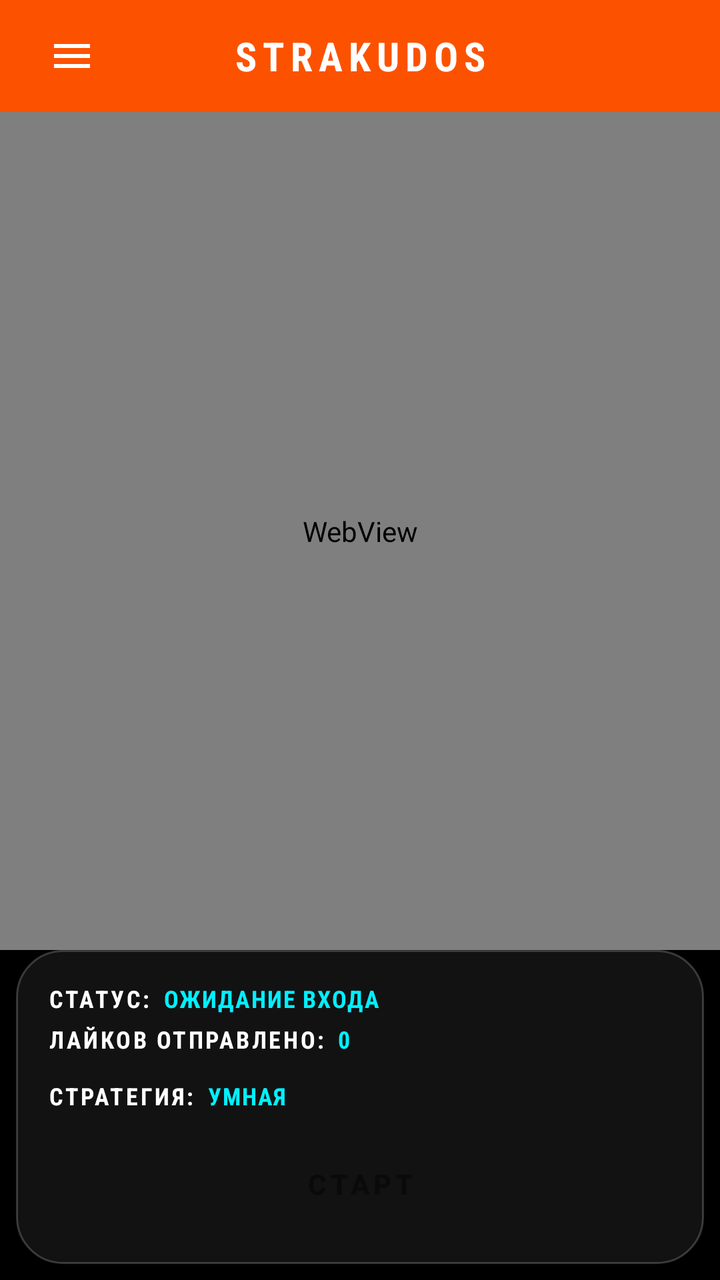
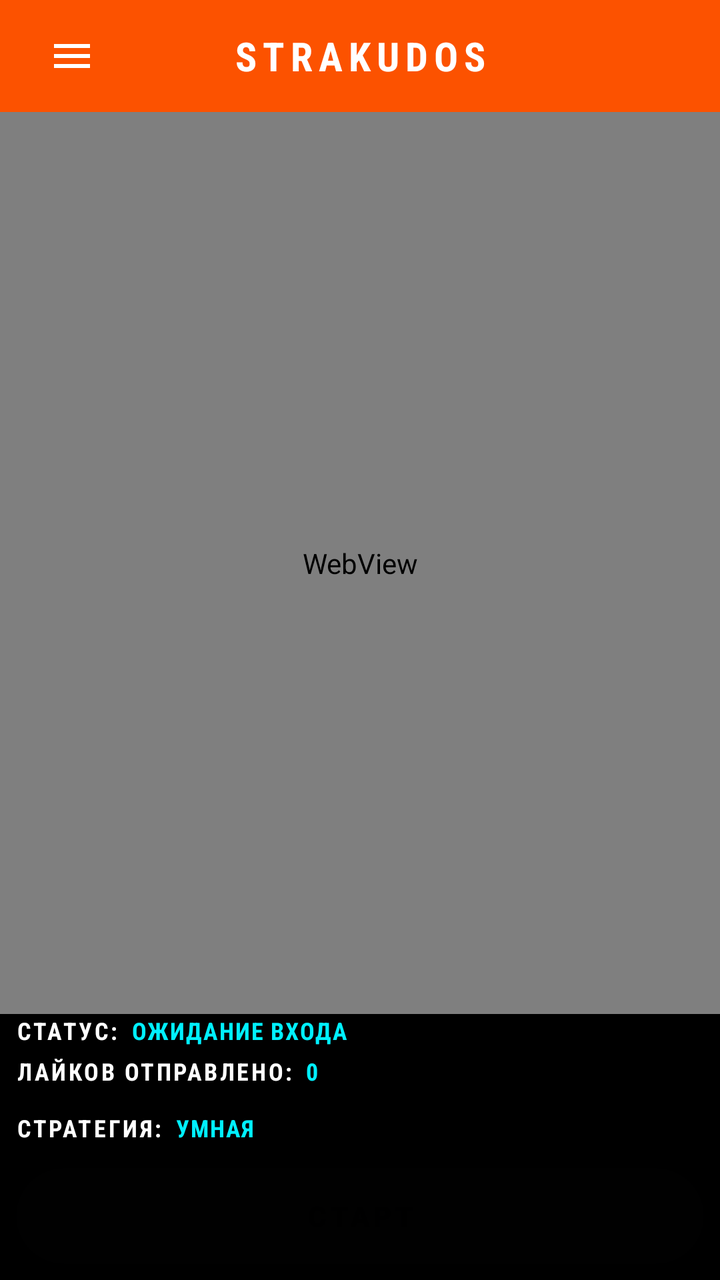

Screens rendered from an Android XML layout before and after an edit, with the pre-edit source and the edit as a unified diff.
<!-- AndroidManifest.xml: application theme Theme.StravaKudos -->
<!-- res/layout/activity_main.xml -->
<?xml version="1.0" encoding="utf-8"?>
<androidx.drawerlayout.widget.DrawerLayout
    xmlns:android="http://schemas.android.com/apk/res/android"
    xmlns:app="http://schemas.android.com/apk/res-auto"
    android:id="@+id/drawerLayout"
    android:layout_width="match_parent"
    android:layout_height="match_parent"
    android:background="#000000">

    
    <LinearLayout
        android:layout_width="match_parent"
        android:layout_height="match_parent"
        android:orientation="vertical"
        android:background="#000000">

        
        <LinearLayout
            android:layout_width="match_parent"
            android:layout_height="56dp"
            android:orientation="horizontal"
            android:gravity="center_vertical"
            android:background="#FC5200"
            android:paddingStart="16dp"
            android:paddingEnd="16dp">

            <ImageButton
                android:id="@+id/btnMenu"
                android:layout_width="40dp"
                android:layout_height="40dp"
                android:background="?android:attr/selectableItemBackgroundBorderless"
                android:src="@drawable/ic_menu"
                android:tint="#FFFFFF"
                android:padding="8dp" />

            <TextView
                android:layout_width="0dp"
                android:layout_height="wrap_content"
                android:layout_weight="1"
                android:text="STRAKUDOS"
                android:textColor="#FFFFFF"
                android:textStyle="bold"
                android:textSize="20sp"
                android:gravity="center"
                android:fontFamily="sans-serif-condensed"
                android:letterSpacing="0.15" />

            <View
                android:layout_width="40dp"
                android:layout_height="40dp" />
        </LinearLayout>

        
        <LinearLayout
            android:layout_width="match_parent"
            android:layout_height="0dp"
            android:layout_weight="1"
            android:orientation="vertical">

        
        <FrameLayout
            android:layout_width="match_parent"
            android:layout_height="0dp"
            android:layout_weight="1">

            <android.webkit.WebView
                android:id="@+id/webView"
                android:layout_width="match_parent"
                android:layout_height="match_parent" />

            <View
                android:id="@+id/touchOverlay"
                android:layout_width="match_parent"
                android:layout_height="match_parent"
                android:background="#2200F0FF"
                android:visibility="gone"
                android:clickable="true"
                android:focusable="true" />
        </FrameLayout>

        
        <LinearLayout
            android:layout_width="match_parent"
            android:layout_height="wrap_content"
            android:background="@drawable/card_glass_bg"
            android:orientation="vertical"
            android:layout_marginStart="8dp"
            android:layout_marginEnd="8dp"
            android:layout_marginBottom="8dp"
            android:padding="16dp">

            
            <LinearLayout
                android:layout_width="match_parent"
                android:layout_height="wrap_content"
                android:orientation="horizontal"
                android:gravity="center_vertical"
                android:layout_marginBottom="4dp">

                <TextView
                    android:layout_width="wrap_content"
                    android:layout_height="wrap_content"
                    android:text="СТАТУС:"
                    android:textColor="#FFFFFF"
                    android:textStyle="bold"
                    android:fontFamily="sans-serif-condensed"
                    android:textSize="12sp"
                    android:letterSpacing="0.1" />

                <TextView
                    android:id="@+id/tvStatus"
                    android:layout_width="0dp"
                    android:layout_height="wrap_content"
                    android:layout_weight="1"
                    android:layout_marginStart="6dp"
                    android:text="ОЖИДАНИЕ ВХОДА"
                    android:textColor="#00F0FF"
                    android:textStyle="bold"
                    android:fontFamily="sans-serif-condensed"
                    android:textSize="12sp"
                    android:letterSpacing="0.05" />
            </LinearLayout>

            
            <LinearLayout
                android:layout_width="match_parent"
                android:layout_height="wrap_content"
                android:orientation="horizontal"
                android:gravity="center_vertical"
                android:layout_marginBottom="12dp">

                <TextView
                    android:layout_width="wrap_content"
                    android:layout_height="wrap_content"
                    android:text="ЛАЙКОВ ОТПРАВЛЕНО:"
                    android:textColor="#FFFFFF"
                    android:textStyle="bold"
                    android:fontFamily="sans-serif-condensed"
                    android:textSize="12sp"
                    android:letterSpacing="0.1" />

                <TextView
                    android:id="@+id/tvStats"
                    android:layout_width="0dp"
                    android:layout_height="wrap_content"
                    android:layout_weight="1"
                    android:layout_marginStart="6dp"
                    android:text="0"
                    android:textColor="#00F0FF"
                    android:textStyle="bold"
                    android:fontFamily="sans-serif-condensed"
                    android:textSize="12sp"
                    android:letterSpacing="0.05" />
            </LinearLayout>

            
            <LinearLayout
                android:layout_width="match_parent"
                android:layout_height="wrap_content"
                android:orientation="horizontal"
                android:gravity="center_vertical"
                android:layout_marginBottom="12dp">

                <TextView
                    android:layout_width="wrap_content"
                    android:layout_height="wrap_content"
                    android:text="СТРАТЕГИЯ:"
                    android:textColor="#FFFFFF"
                    android:textStyle="bold"
                    android:fontFamily="sans-serif-condensed"
                    android:textSize="12sp"
                    android:letterSpacing="0.1" />

                <TextView
                    android:id="@+id/tvStrategy"
                    android:layout_width="0dp"
                    android:layout_height="wrap_content"
                    android:layout_weight="1"
                    android:layout_marginStart="6dp"
                    android:text="УМНАЯ"
                    android:textColor="#00F0FF"
                    android:textStyle="bold"
                    android:fontFamily="sans-serif-condensed"
                    android:textSize="12sp"
                    android:letterSpacing="0.05" />
            </LinearLayout>

            
            <Button
                android:id="@+id/btnToggle"
                android:layout_width="match_parent"
                android:layout_height="48dp"
                android:background="@drawable/btn_primary_bg"
                android:enabled="false"
                android:alpha="0.4"
                android:text="СТАРТ"
                android:textColor="#000000"
                android:textStyle="bold"
                android:textSize="14sp"
                android:letterSpacing="0.15"
                android:padding="0dp" />
        </LinearLayout>
        </LinearLayout>
    </LinearLayout>

    
    <com.google.android.material.navigation.NavigationView
        android:id="@+id/navigationView"
        android:layout_width="280dp"
        android:layout_height="match_parent"
        android:layout_gravity="start"
        android:background="#0A0A0A"
        app:itemTextColor="#FFFFFF"
        app:itemIconTint="#FFFFFF"
        app:itemTextAppearance="@style/NavMenuText"
        app:headerLayout="@layout/nav_header"
        app:menu="@menu/nav_menu" />

</androidx.drawerlayout.widget.DrawerLayout>
<!-- res/layout/nav_header.xml (included above) -->
<?xml version="1.0" encoding="utf-8"?>
<LinearLayout xmlns:android="http://schemas.android.com/apk/res/android"
    android:layout_width="match_parent"
    android:layout_height="wrap_content"
    android:background="#0A0A0A"
    android:orientation="vertical"
    android:padding="24dp">

    <TextView
        android:layout_width="match_parent"
        android:layout_height="wrap_content"
        android:text="STRAKUDOS"
        android:textColor="#00F0FF"
        android:textStyle="bold"
        android:textSize="24sp"
        android:fontFamily="sans-serif-condensed"
        android:letterSpacing="0.15" />

    <TextView
        android:layout_width="match_parent"
        android:layout_height="wrap_content"
        android:layout_marginTop="4dp"
        android:text="Автоматизация лайков Strava"
        android:textColor="#88FFFFFF"
        android:textSize="12sp"
        android:fontFamily="sans-serif-condensed" />

    <View
        android:layout_width="match_parent"
        android:layout_height="1dp"
        android:layout_marginTop="16dp"
        android:background="#33FFFFFF" />

</LinearLayout>
<!-- resources referenced by this layout -->
<resources>
  <!-- drawable btn_primary_bg (drawable) -->
  <?xml version="1.0" encoding="utf-8"?>
  <selector xmlns:android="http://schemas.android.com/apk/res/android">
      <item android:state_enabled="false">
          <shape android:shape="rectangle">
              <solid android:color="#444444" />
              <corners android:radius="9999dp" />
          </shape>
      </item>
      <item android:state_pressed="true">
          <shape android:shape="rectangle">
              <solid android:color="#00D0E0" /> 
              <corners android:radius="9999dp" />
          </shape>
      </item>
      <item>
          <shape android:shape="rectangle">
              <solid android:color="#FFFFFF" /> 
              <corners android:radius="9999dp" />
              <stroke
                  android:width="1dp"
                  android:color="#00F0FF" /> 
          </shape>
      </item>
  </selector>
  <!-- drawable card_glass_bg (drawable) -->
  <?xml version="1.0" encoding="utf-8"?>
  <shape xmlns:android="http://schemas.android.com/apk/res/android"
      android:shape="rectangle">
      <solid android:color="#121212" /> 
      <corners android:radius="23dp" />
      <stroke
          android:width="1dp"
          android:color="#33FFFFFF" /> 
  </shape>
  <!-- drawable ic_menu (drawable) -->
  <?xml version="1.0" encoding="utf-8"?>
  <vector xmlns:android="http://schemas.android.com/apk/res/android"
      android:width="24dp"
      android:height="24dp"
      android:viewportWidth="24"
      android:viewportHeight="24">
      <path
          android:fillColor="#FFFFFF"
          android:pathData="M3,18h18v-2L3,16v2zM3,13h18v-2L3,11v2zM3,6v2h18L21,6L3,6z" />
  </vector>
  <style name="NavMenuText" parent="TextAppearance.Material3.BodyLarge">
          <item name="android:textSize">16sp</item>
          <item name="android:textColor">#FFFFFF</item>
      </style>
  <style name="Theme.StravaKudos" parent="Theme.Material3.DayNight.NoActionBar">
          <item name="colorPrimary">#FC5200</item>
          <item name="colorSecondary">#E64A19</item>
          <item name="android:statusBarColor">#FC5200</item>
      </style>
</resources>

<!-- the commit's change to res/layout/activity_main.xml (unified diff, before → after) -->
@@ -82,12 +82,10 @@
         <LinearLayout
             android:layout_width="match_parent"
             android:layout_height="wrap_content"
-            android:background="@drawable/card_glass_bg"
             android:orientation="vertical"
             android:layout_marginStart="8dp"
             android:layout_marginEnd="8dp"
-            android:layout_marginBottom="8dp"
-            android:padding="16dp">
+            android:layout_marginBottom="8dp">
 
             
             <LinearLayout
<!-- resource entries referenced after the edit -->
@@ -25,16 +25,6 @@
           </shape>
       </item>
   </selector>
-  <!-- drawable card_glass_bg (drawable) -->
-  <?xml version="1.0" encoding="utf-8"?>
-  <shape xmlns:android="http://schemas.android.com/apk/res/android"
-      android:shape="rectangle">
-      <solid android:color="#121212" /> 
-      <corners android:radius="23dp" />
-      <stroke
-          android:width="1dp"
-          android:color="#33FFFFFF" /> 
-  </shape>
   <!-- drawable ic_menu (drawable) -->
   <?xml version="1.0" encoding="utf-8"?>
   <vector xmlns:android="http://schemas.android.com/apk/res/android"
